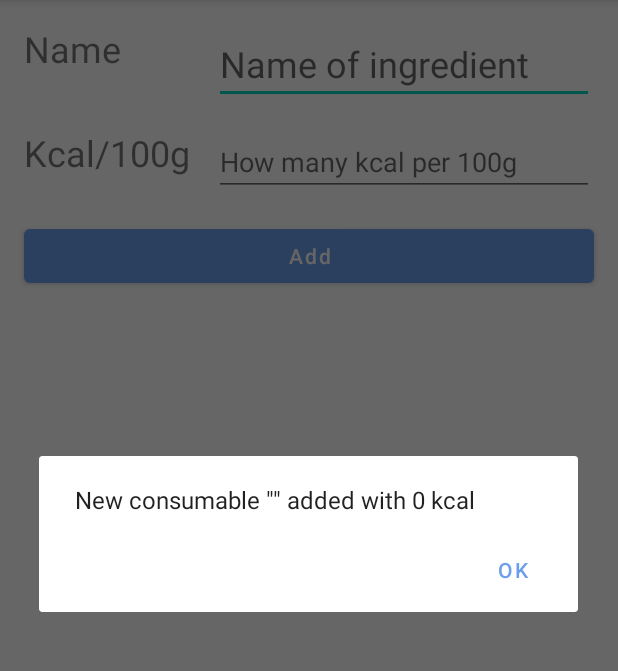
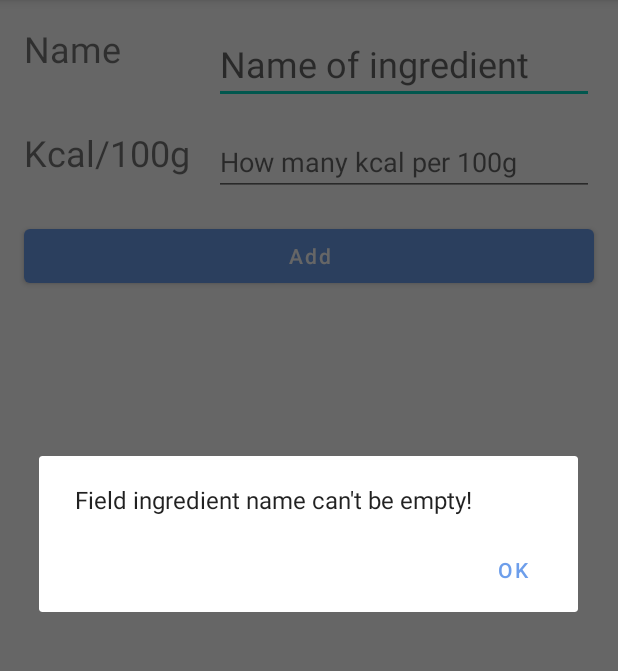
Before and after one commit to mScule/safkaLog, an Android app: the IngredientsActivity screen opened directly, with no data from a screen before it, after a tap on "Add", on a phone screen of 412 x 824 dp, the part 84-755 px from its top. Run offline under Robolectric (Android 15) with nearby library versions, the phone set to English and light mode, and no system bars.

Commit message:
SafkaLog 0.7.3 Empty fields won't crash the app anymore, and vaurious other little fixes.

```diff
--- a/app/src/main/java/com/ahkera/safkalog/activities/ConsumptionLimitActivity.java
+++ b/app/src/main/java/com/ahkera/safkalog/activities/ConsumptionLimitActivity.java
@@ -14,6 +14,10 @@ import com.ahkera.safkalog.global.SaveStateManager;
 import com.ahkera.safkalog.util.Alert;
 import com.ahkera.safkalog.util.InputValidator;
 
+/**
+ * User sets the consumption limit through this activity.
+ * @author Vilhelm
+ */
 public class ConsumptionLimitActivity extends AppCompatActivity {
 
     private EditText editText;
--- a/app/src/main/java/com/ahkera/safkalog/activities/IngredientsActivity.java
+++ b/app/src/main/java/com/ahkera/safkalog/activities/IngredientsActivity.java
@@ -11,9 +11,11 @@ import com.ahkera.safkalog.consumable.Ingredient;
 import com.ahkera.safkalog.global.GlobalInstance;
 import com.ahkera.safkalog.global.SaveStateManager;
 import com.ahkera.safkalog.util.Alert;
+import com.ahkera.safkalog.util.InputValidator;
 
 /**
  * Asks the user to give the name and kilocalories per 100g from to user.
+ *
  * @author Vilhelm
  */
 
@@ -37,8 +39,17 @@ public class IngredientsActivity extends AppCompatActivity {
     }
 
     public void addIngredient(View view) {
-        String name = inputName.getText().toString();
-        int    kcal = Integer.parseInt(inputKcal.getText().toString());
+
+        String
+            name = inputName.getText().toString(),
+            kcalString = inputKcal.getText().toString();
+
+        if (
+            InputValidator.isContentful(this, "ingredient name", name) &&
+            InputValidator.isUnsignedInteger(this, "ingredient kcal", kcalString)) {
+
+            int kcal = Integer.parseInt(inputKcal.getText().toString());
+
             GlobalInstance.getInstance().consumables.add(new Ingredient(name, kcal));
 
             // New food added alert
@@ -47,5 +58,7 @@ public class IngredientsActivity extends AppCompatActivity {
                     "New consumable \"" + name + "\" added with " + kcal + " kcal",
                     "Ok"
             );
+
         }
     }
+}
--- a/app/src/main/java/com/ahkera/safkalog/activities/RecipeBookActivity.java
+++ b/app/src/main/java/com/ahkera/safkalog/activities/RecipeBookActivity.java
@@ -20,6 +20,10 @@ import com.google.gson.Gson;
 
 import java.util.ArrayList;
 
+/**
+ * User accesses the recipes through the "RecipeBook", that holds every recipe.
+ * @author Vilhelm
+ */
 public class RecipeBookActivity extends AppCompatActivity implements ConsumableAdapter.OnConsumableListener {
 
     private RecyclerView recyclerView;
@@ -36,7 +40,6 @@ public class RecipeBookActivity extends AppCompatActivity implements ConsumableA
         for(Consumable consumable : GlobalInstance.getInstance().consumables)
             if(consumable instanceof Recipe)
                 recipes.add(consumable);
-
 
         LinearLayoutManager layoutManager = new LinearLayoutManager(this);
 
--- a/app/src/main/java/com/ahkera/safkalog/activities/RecipeBookRecipeActivity.java
+++ b/app/src/main/java/com/ahkera/safkalog/activities/RecipeBookRecipeActivity.java
@@ -13,6 +13,10 @@ import com.ahkera.safkalog.consumable.Recipe;
 import com.ahkera.safkalog.global.gson.GsonSingleton;
 import com.google.gson.Gson;
 
+/**
+ * Shows to the user the selected Recipe from the RecipeBook.
+ * @author Vilhelm
+ */
 public class RecipeBookRecipeActivity extends AppCompatActivity {
 
     public static final String EXTRA_RECIPE =
--- a/app/src/main/java/com/ahkera/safkalog/consumable/ConsumableUnit.java
+++ b/app/src/main/java/com/ahkera/safkalog/consumable/ConsumableUnit.java
@@ -1,4 +1,6 @@
 package com.ahkera.safkalog.consumable;
+
+
 
 import androidx.annotation.NonNull;
 
@@ -25,7 +27,7 @@ public class ConsumableUnit extends Consumable {
     /** @return The kilocalories of the consumed unit. */
     @Override
     public int getKcal() {
-        return grams * consumable.getKcal() / 100;
+        return (int) Math.round((double)grams * (double)consumable.getKcal() / 100.0);
     }
 
     /** @return The amount of grams that the unit was consumed. */
```
Also changed, not shown: app/src/main/java/com/ahkera/safkalog/activities/EatActivity.java (+13 -3 lines), app/src/main/java/com/ahkera/safkalog/activities/RecipesActivity.java (+19 -1 lines), app/src/main/java/com/ahkera/safkalog/consumable/Recipe.java (+10 -1 lines). Lines whose indentation alone changed are shown as unchanged.
